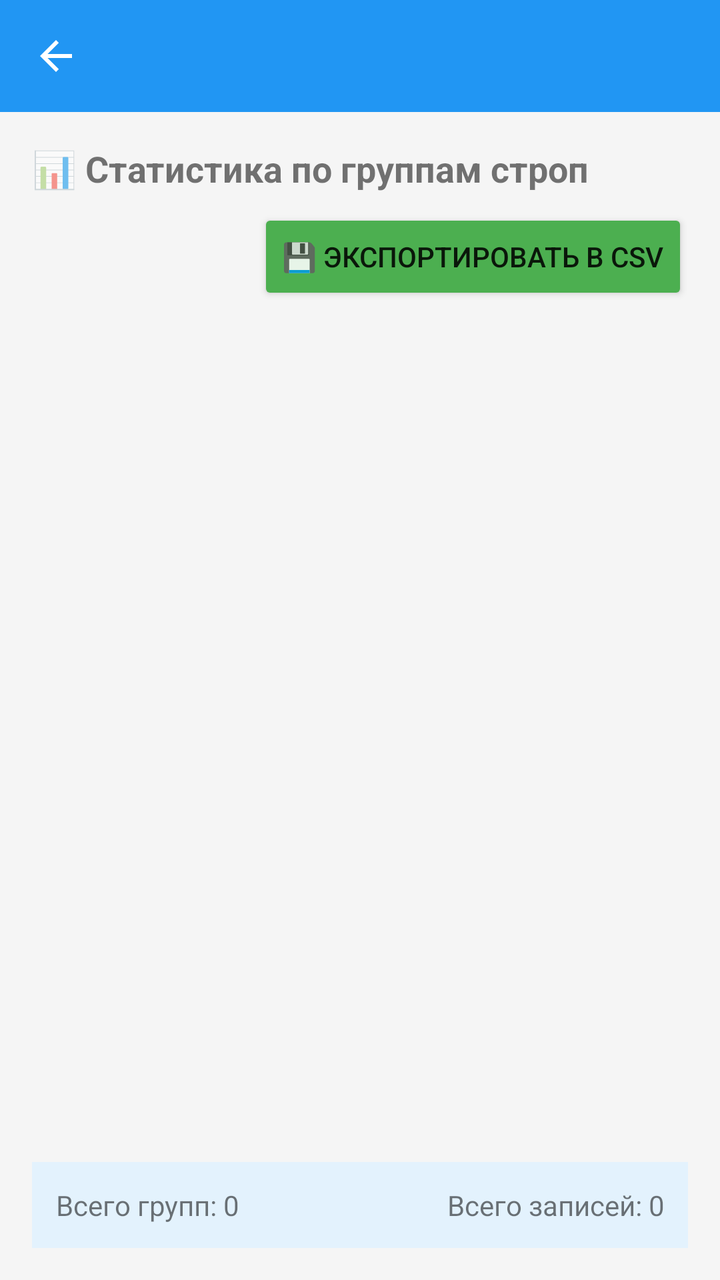
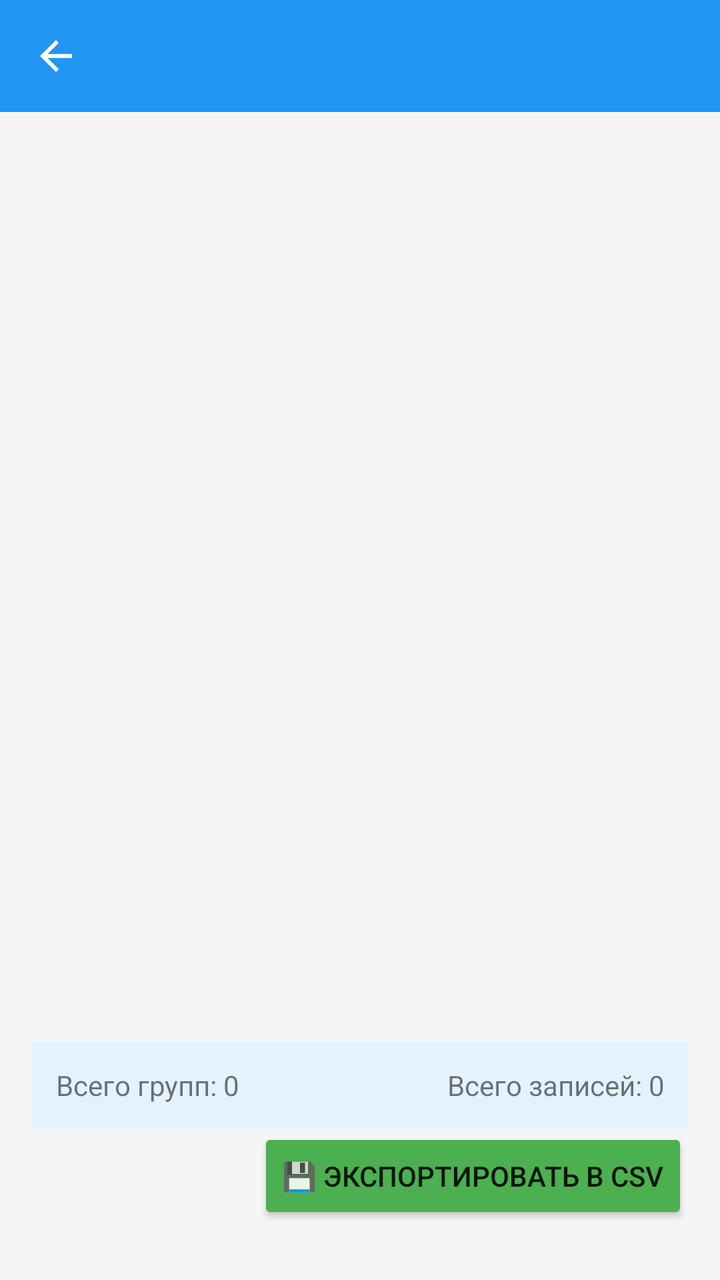

Before-and-after screenshots of an Android layout around one commit, followed by the original layout XML and the change that was made.
<!-- AndroidManifest.xml: activity theme Theme.AppCompat.Light.NoActionBar -->
<!-- res/layout/activity_statistics.xml -->
<?xml version="1.0" encoding="utf-8"?>
<LinearLayout xmlns:android="http://schemas.android.com/apk/res/android"
    xmlns:app="http://schemas.android.com/apk/res-auto"
    android:layout_width="match_parent"
    android:layout_height="match_parent"
    android:orientation="vertical"
    android:background="#F5F5F5">

    
    <androidx.appcompat.widget.Toolbar
        android:id="@+id/toolbar"
        android:layout_width="match_parent"
        android:layout_height="?attr/actionBarSize"
        android:background="#2196F3"
        android:theme="@style/ThemeOverlay.AppCompat.Dark.ActionBar"
        app:titleTextColor="#FFFFFF"
        app:navigationIcon="?attr/homeAsUpIndicator" />

    <LinearLayout
        android:layout_width="match_parent"
        android:layout_height="match_parent"
        android:orientation="vertical"
        android:padding="16dp">

        
        <TextView
            android:layout_width="match_parent"
            android:layout_height="wrap_content"
            android:text="📊 Статистика по группам строп"
            android:textSize="18sp"
            android:textStyle="bold"
            android:paddingBottom="8dp" />

        
        <Button
            android:id="@+id/btnExportCsv"
            android:layout_width="wrap_content"
            android:layout_height="wrap_content"
            android:layout_gravity="end"
            android:layout_marginBottom="12dp"
            android:backgroundTint="#4CAF50"
            android:text="💾 Экспортировать в CSV" />

        
        <ScrollView
            android:id="@+id/statisticsScrollView"
            android:layout_width="match_parent"
            android:layout_height="0dp"
            android:layout_weight="1"
            android:fillViewport="true">

            <TableLayout
                android:id="@+id/tableStatistics"
                android:layout_width="match_parent"
                android:layout_height="wrap_content"
                android:stretchColumns="*" />

        </ScrollView>

        
        <LinearLayout
            android:layout_width="match_parent"
            android:layout_height="wrap_content"
            android:orientation="horizontal"
            android:layout_marginTop="12dp"
            android:padding="12dp"
            android:background="#E3F2FD">

            <TextView
                android:id="@+id/tvTotalGroups"
                android:layout_width="0dp"
                android:layout_height="wrap_content"
                android:layout_weight="1"
                android:text="Всего групп: 0"
                android:textSize="14sp" />

            <TextView
                android:id="@+id/tvTotalRecords"
                android:layout_width="0dp"
                android:layout_height="wrap_content"
                android:layout_weight="1"
                android:text="Всего записей: 0"
                android:textSize="14sp"
                android:gravity="end" />
        </LinearLayout>

    </LinearLayout>

</LinearLayout>
<!-- resources referenced by this layout -->
<resources>

</resources>

<!-- the commit's change to res/layout/activity_statistics.xml (unified diff, before → after) -->
@@ -21,25 +21,6 @@
         android:layout_height="match_parent"
         android:orientation="vertical"
         android:padding="16dp">
-
-        
-        <TextView
-            android:layout_width="match_parent"
-            android:layout_height="wrap_content"
-            android:text="📊 Статистика по группам строп"
-            android:textSize="18sp"
-            android:textStyle="bold"
-            android:paddingBottom="8dp" />
-
-        
-        <Button
-            android:id="@+id/btnExportCsv"
-            android:layout_width="wrap_content"
-            android:layout_height="wrap_content"
-            android:layout_gravity="end"
-            android:layout_marginBottom="12dp"
-            android:backgroundTint="#4CAF50"
-            android:text="💾 Экспортировать в CSV" />
 
         
         <ScrollView
@@ -84,6 +65,16 @@
                 android:gravity="end" />
         </LinearLayout>
 
+        
+        <Button
+            android:id="@+id/btnExportCsv"
+            android:layout_width="wrap_content"
+            android:layout_height="wrap_content"
+            android:layout_gravity="end"
+            android:layout_marginBottom="12dp"
+            android:backgroundTint="#4CAF50"
+            android:text="💾 Экспортировать в CSV" />
+
     </LinearLayout>
 
 </LinearLayout>
